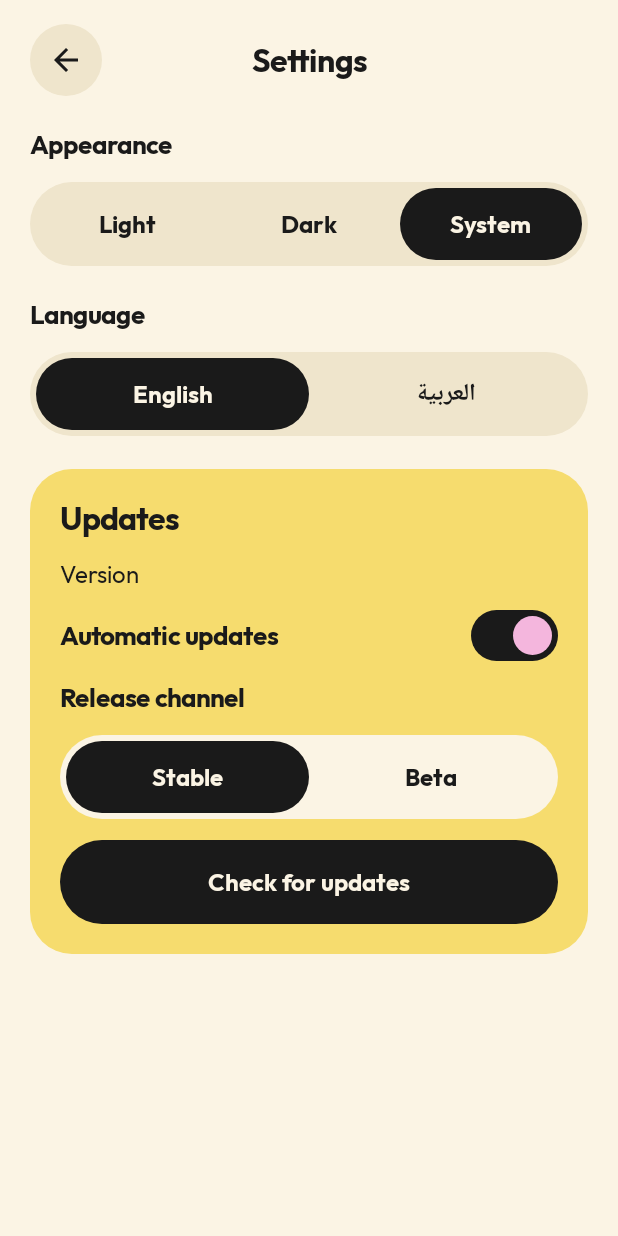
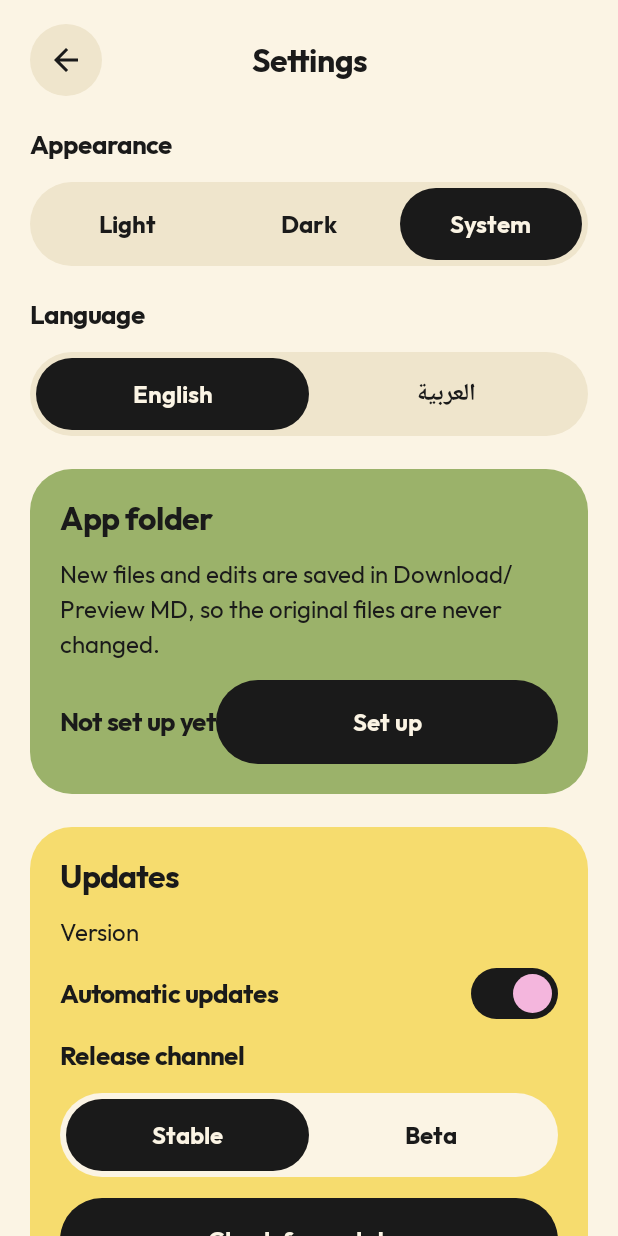
Before and after one commit to mgnegypt/preview-md, an Android app built with Jetpack Compose: the SettingsScreen screen opened through its navigation route, on a phone screen of 412 x 824 dp. Run offline under Robolectric (Android 15) with nearby library versions, the phone set to English and light mode, and no system bars; our stand-ins replace Room's generated code; libraries missing offline, so code that uses them is left out: coil3.svg.

Commit message:
feat: app folder card in settings, with tests

```diff
--- a/app/src/main/java/com/mgnegypt/previewmd/ui/settings/SettingsScreen.kt
+++ b/app/src/main/java/com/mgnegypt/previewmd/ui/settings/SettingsScreen.kt
@@ -1,5 +1,7 @@
 package com.mgnegypt.previewmd.ui.settings
 
+import androidx.activity.compose.rememberLauncherForActivityResult
+import androidx.activity.result.contract.ActivityResultContracts
 import androidx.compose.foundation.layout.Arrangement
 import androidx.compose.foundation.layout.Box
 import androidx.compose.foundation.layout.Column
@@ -39,6 +41,7 @@ import com.mgnegypt.previewmd.ui.components.ProgressPill
 import com.mgnegypt.previewmd.ui.components.RoundIconButton
 import com.mgnegypt.previewmd.ui.components.SegmentedPill
 import com.mgnegypt.previewmd.ui.components.SettingsCard
+import com.mgnegypt.previewmd.ui.theme.AccentGreen
 import com.mgnegypt.previewmd.ui.theme.AccentPink
 import com.mgnegypt.previewmd.ui.theme.AccentYellow
 import com.mgnegypt.previewmd.ui.theme.Ink
@@ -61,6 +64,11 @@ fun SettingsScreen(
     val versionName = rememberVersionName()
     val currentLanguage = state.languageTag
         ?: LocalConfiguration.current.locales[0].language
+    val appFolderLauncher = rememberLauncherForActivityResult(
+        ActivityResultContracts.OpenDocumentTree()
+    ) { treeUri ->
+        if (treeUri != null) viewModel.onAppFolderPicked(treeUri)
+    }
 
     Column(
         modifier = modifier
@@ -128,6 +136,46 @@ fun SettingsScreen(
                 viewModel.onLanguageChange(if (index == 1) "ar" else "en")
             }
         )
+
+        SettingsCard(
+            color = AccentGreen,
+            modifier = Modifier.padding(top = 8.dp)
+        ) {
+            Text(
+                text = stringResource(R.string.settings_app_folder_title),
+                style = MaterialTheme.typography.titleLarge
+            )
+            Text(
+                text = stringResource(R.string.settings_app_folder_desc),
+                style = MaterialTheme.typography.bodyLarge
+            )
+            Row(
+                modifier = Modifier.fillMaxWidth(),
+                horizontalArrangement = Arrangement.SpaceBetween,
+                verticalAlignment = Alignment.CenterVertically
+            ) {
+                Text(
+                    text = stringResource(
+                        if (state.appFolderTreeUri == null) {
+                            R.string.settings_app_folder_unset
+                        } else {
+                            R.string.settings_app_folder_value
+                        }
+                    ),
+                    style = MaterialTheme.typography.titleMedium
+                )
+                PillButtonPrimary(
+                    text = stringResource(
+                        if (state.appFolderTreeUri == null) {
+                            R.string.settings_app_folder_setup
+                        } else {
+                            R.string.settings_app_folder_change
+                        }
+                    ),
+                    onClick = { appFolderLauncher.launch(null) }
+                )
+            }
+        }
 
         SettingsCard(
             color = AccentYellow,
--- a/app/src/main/java/com/mgnegypt/previewmd/ui/settings/SettingsViewModel.kt
+++ b/app/src/main/java/com/mgnegypt/previewmd/ui/settings/SettingsViewModel.kt
@@ -1,10 +1,12 @@
 package com.mgnegypt.previewmd.ui.settings
 
+import android.net.Uri
 import androidx.appcompat.app.AppCompatDelegate
 import androidx.core.os.LocaleListCompat
 import androidx.lifecycle.ViewModel
 import androidx.lifecycle.ViewModelProvider
 import androidx.lifecycle.viewModelScope
+import com.mgnegypt.previewmd.data.files.FileRepository
 import com.mgnegypt.previewmd.data.settings.ReleaseChannel
 import com.mgnegypt.previewmd.data.settings.SettingsRepository
 import com.mgnegypt.previewmd.data.settings.SettingsState
@@ -19,7 +21,8 @@ import kotlinx.coroutines.launch
 
 class SettingsViewModel(
     private val repository: SettingsRepository,
-    private val updateManager: UpdateManager
+    private val updateManager: UpdateManager,
+    private val files: FileRepository
 ) : ViewModel() {
 
     val updateState: StateFlow<UpdateUiState> = updateManager.state
@@ -69,16 +72,30 @@ class SettingsViewModel(
         viewModelScope.launch { repository.setChannel(channel) }
     }
 
+    /**
+     * Stores a freshly granted tree as the app folder's parent and makes
+     * sure the "Preview MD" folder exists inside it right away, so a
+     * broken grant surfaces here instead of at the first save.
+     */
+    fun onAppFolderPicked(treeUri: Uri) {
+        files.takePersistablePermission(treeUri)
+        viewModelScope.launch {
+            repository.setAppFolderTreeUri(treeUri.toString())
+            files.appFolderDocument(treeUri)
+        }
+    }
+
     class Factory(
         private val repository: SettingsRepository,
-        private val updateManager: UpdateManager
+        private val updateManager: UpdateManager,
+        private val files: FileRepository
     ) : ViewModelProvider.Factory {
         @Suppress("UNCHECKED_CAST")
         override fun <T : ViewModel> create(modelClass: Class<T>): T {
             require(modelClass.isAssignableFrom(SettingsViewModel::class.java)) {
                 "Unknown ViewModel class: ${modelClass.name}"
             }
-            return SettingsViewModel(repository, updateManager) as T
+            return SettingsViewModel(repository, updateManager, files) as T
         }
     }
 }
--- a/app/src/main/java/com/mgnegypt/previewmd/ui/shell/AppShell.kt
+++ b/app/src/main/java/com/mgnegypt/previewmd/ui/shell/AppShell.kt
@@ -259,7 +259,8 @@ fun AppShell(
                 val settingsViewModel: SettingsViewModel = viewModel(
                     factory = SettingsViewModel.Factory(
                         container.settingsRepository,
-                        container.updateManager
+                        container.updateManager,
+                        container.fileRepository
                     )
                 )
                 SettingsScreen(
--- a/app/src/main/res/values/strings.xml
+++ b/app/src/main/res/values/strings.xml
@@ -59,6 +59,15 @@
     <string name="viewer_edit">Edit</string>
     <string name="viewer_empty">This file is empty</string>
     <string name="viewer_image_unavailable">Image unavailable</string>
+    <string name="settings_app_folder_title">App folder</string>
+    <string name="settings_app_folder_desc">New files and edits are saved in Download/Preview MD, so the original files are never changed.</string>
+    <string name="settings_app_folder_value">Download/Preview MD</string>
+    <string name="settings_app_folder_unset">Not set up yet</string>
+    <string name="settings_app_folder_setup">Set up</string>
+    <string name="settings_app_folder_change">Change</string>
+    <string name="new_file_title">New file</string>
+    <string name="new_file_name_label">File name</string>
+    <string name="new_file_create">Create</string>
     <string name="viewer_retry">Try again</string>
     <string name="viewer_error_permission">Access to this file was lost. Open it again from Files to grant access.</string>
     <string name="viewer_error_not_found">This file no longer exists.</string>
```
Also changed, not shown: 4 other files.
